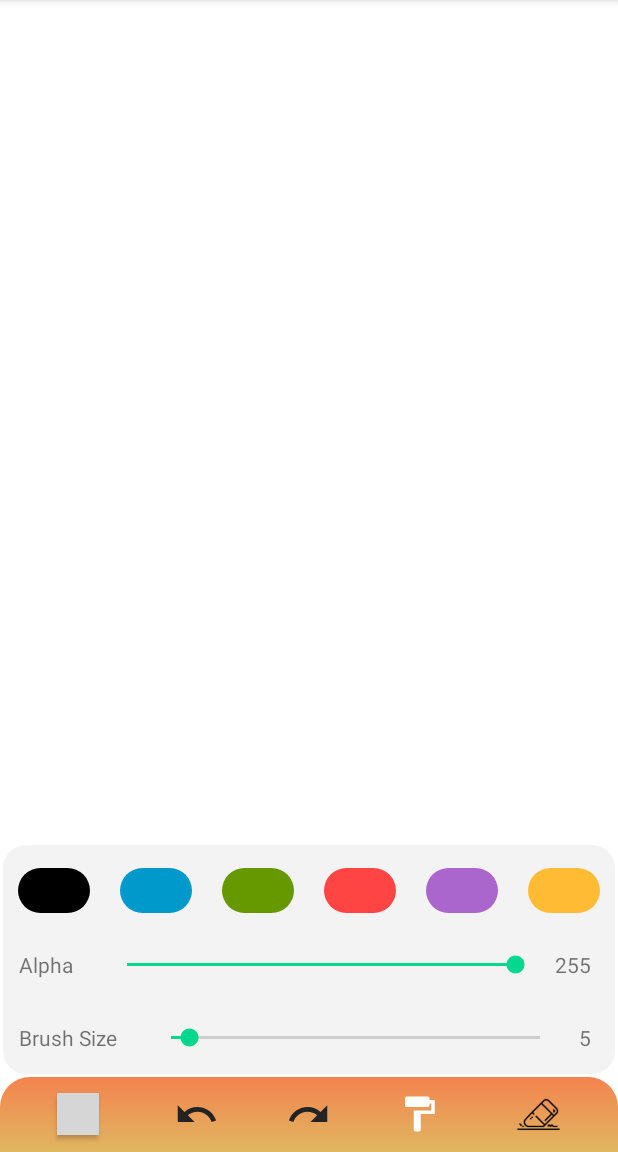
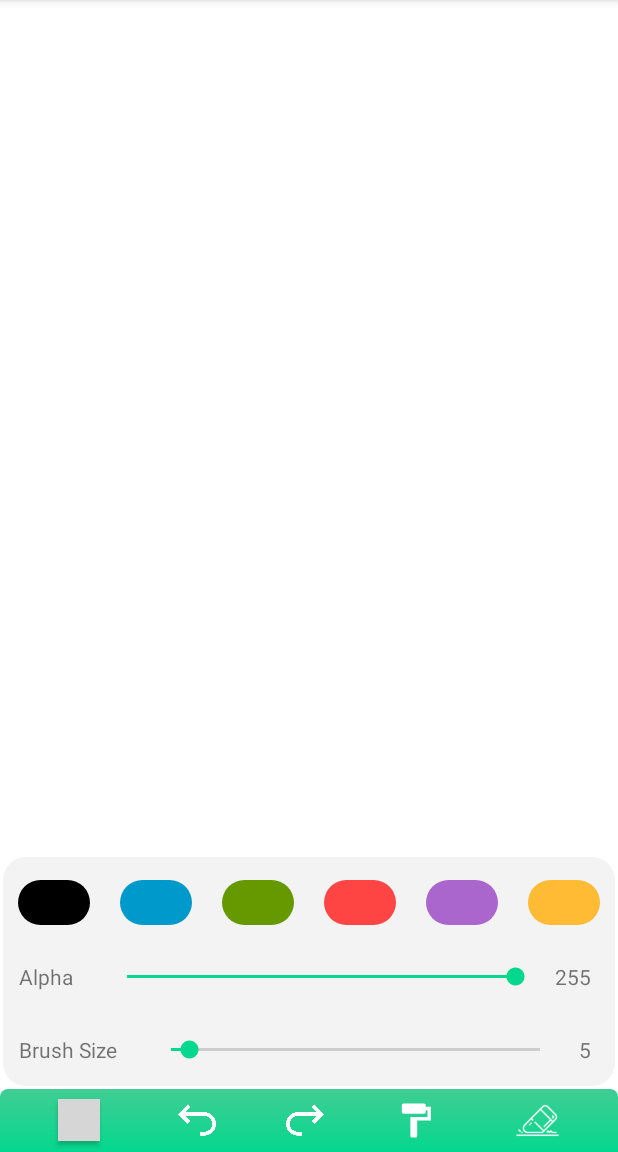
Before and after one commit to TechnicalMeaw/Paint_Buddy, an Android app: the MainActivity screen opened directly, with no data from a screen before it, after a tap on an icon or button, on a phone screen of 412 x 824 dp, the part 84-1236 px from its top. Run offline under Robolectric (Android 15) with nearby library versions, the light colour scheme and no system bars; our stand-ins replace Firebase (no records; nobody signed in at launch, a user with empty details on screens opened directly); Roboto replaces fonts that are not available here; grey boxes are pictures that could not be loaded.

Commit message:
Optimized Layout and handled drawining sharing links

```diff
--- a/app/src/main/java/com/example/paintbuddy/MainMenuActivity.kt
+++ b/app/src/main/java/com/example/paintbuddy/MainMenuActivity.kt
@@ -28,6 +28,11 @@ class MainMenuActivity : AppCompatActivity() {
             val intent = Intent(this, ViewDrawingInCanvas::class.java)
             startActivity(intent)
         }
+
+        fab.setOnClickListener {
+            val intent = Intent(this, MainActivity::class.java)
+            startActivity(intent)
+        }
     }
 
 
--- a/app/src/main/res/drawable/color_doc.xml
+++ b/app/src/main/res/drawable/color_doc.xml
@@ -2,11 +2,11 @@
 <shape xmlns:android="http://schemas.android.com/apk/res/android">
 
     <corners
-        android:topLeftRadius="20dp"
-        android:topRightRadius="20dp"/>
+        android:topLeftRadius="5dp"
+        android:topRightRadius="5dp"/>
     <gradient
-        android:endColor="#F3834E"
-        android:startColor="#E1B761"
+        android:endColor="@color/colorPrimary"
+        android:startColor="@color/colorAccent"
         android:angle="90"/>
 
 </shape>
--- /dev/null
+++ b/app/src/main/res/drawable/ic_baseline_add_24.xml
@@ -0,0 +1,5 @@
+<vector android:height="24dp" android:tint="#FFFFFF"
+    android:viewportHeight="24" android:viewportWidth="24"
+    android:width="24dp" xmlns:android="http://schemas.android.com/apk/res/android">
+    <path android:fillColor="@android:color/white" android:pathData="M19,13h-6v6h-2v-6H5v-2h6V5h2v6h6v2z"/>
+</vector>
--- a/app/src/main/res/layout-v26/activity_main.xml
+++ b/app/src/main/res/layout-v26/activity_main.xml
@@ -20,7 +20,7 @@
         android:id="@+id/canvas"
         android:layout_width="match_parent"
         android:layout_height="match_parent"
-        android:layout_above="@id/toolDoc"
+        android:layout_above="@id/toolPane"
         />
 
 
@@ -28,7 +28,7 @@
         android:id="@+id/sliderWindow"
         android:layout_width="match_parent"
         android:layout_height="wrap_content"
-        android:layout_above="@+id/toolDoc"
+        android:layout_above="@+id/toolPane"
         android:layout_margin="2dp"
         android:orientation="vertical"
         android:visibility="gone"
@@ -163,7 +163,8 @@
             android:layout_alignBottom="@+id/canvas"
             android:layout_margin="5dp"
             android:orientation="horizontal"
-            android:weightSum="25">
+            android:weightSum="25"
+            android:elevation="5dp">
 
             <TextView
                 android:layout_width="wrap_content"
@@ -196,17 +197,18 @@
 
 
 
-    <androidx.constraintlayout.widget.ConstraintLayout
-        android:id="@+id/toolDoc"
-        android:layout_width="match_parent"
-        android:layout_height="50dp"
-        android:background="@drawable/color_doc"
-        android:layout_alignParentBottom="true"/>
+<!--    <androidx.constraintlayout.widget.ConstraintLayout-->
+<!--        android:id="@+id/toolDoc"-->
+<!--        android:layout_width="match_parent"-->
+<!--        android:layout_height="40dp"-->
+<!--        android:background="@drawable/color_doc"-->
+<!--        android:layout_alignParentBottom="true"/>-->
 
     <LinearLayout
         android:id="@+id/toolPane"
         android:layout_width="match_parent"
-        android:layout_height="50dp"
+        android:layout_height="42dp"
+        android:background="@drawable/color_doc"
         android:layout_alignParentBottom="true"
         android:paddingStart="10dp"
         android:paddingEnd="10dp"
@@ -245,10 +247,11 @@
 
             <Button
                 android:id="@+id/undoToolBtn"
-                android:layout_width="30dp"
-                android:layout_height="30dp"
+                android:layout_width="25dp"
+                android:layout_height="25dp"
                 android:layout_gravity="center"
-                android:background="@drawable/ic_baseline_undo_24"
+                android:background="@drawable/undo_1"
+                android:backgroundTint="@color/eraser"
                 app:layout_constraintBottom_toBottomOf="parent"
                 app:layout_constraintEnd_toEndOf="parent"
                 app:layout_constraintStart_toStartOf="parent"
@@ -265,11 +268,11 @@
 
             <Button
                 android:id="@+id/redoToolBtn"
-                android:layout_width="30dp"
-                android:layout_height="30dp"
+                android:layout_width="25dp"
+                android:layout_height="25dp"
                 android:layout_gravity="center"
-                android:background="@drawable/ic_baseline_redo_24"
-
+                android:background="@drawable/redo_1"
+                android:backgroundTint="@color/eraser"
                 app:layout_constraintBottom_toBottomOf="parent"
                 app:layout_constraintEnd_toEndOf="parent"
                 app:layout_constraintStart_toStartOf="parent"
@@ -285,8 +288,8 @@
 
             <Button
                 android:id="@+id/backgroundToolBtn"
-                android:layout_width="28dp"
-                android:layout_height="28dp"
+                android:layout_width="27dp"
+                android:layout_height="27dp"
                 android:layout_gravity="center"
                 android:background="@drawable/ic_background_paint_24"
                 app:layout_constraintBottom_toBottomOf="parent"
@@ -309,6 +312,7 @@
                 android:layout_gravity="center"
                 android:layout_margin="5dp"
                 android:background="@drawable/eraser"
+                android:backgroundTint="@color/eraser"
                 android:onClick="erase"
                 app:layout_constraintBottom_toBottomOf="parent"
                 app:layout_constraintEnd_toEndOf="parent"
@@ -324,7 +328,7 @@
         android:layout_width="match_parent"
         android:layout_height="wrap_content"
         android:layout_margin="2dp"
-        android:layout_above="@+id/toolDoc"
+        android:layout_above="@+id/toolPane"
         android:background="@drawable/background_round"
         android:backgroundTint="@color/dark_white"
         android:visibility="gone">
--- a/app/src/main/res/layout/activity_main.xml
+++ b/app/src/main/res/layout/activity_main.xml
@@ -4,8 +4,8 @@
     xmlns:tools="http://schemas.android.com/tools"
     android:layout_width="match_parent"
     android:layout_height="match_parent"
-    tools:context=".MainActivity"
-    android:background="#FFFFFF">
+    tools:context=".MainActivity">
+
 
 
     <androidx.constraintlayout.widget.ConstraintLayout
@@ -20,7 +20,7 @@
         android:id="@+id/canvas"
         android:layout_width="match_parent"
         android:layout_height="match_parent"
-        android:layout_above="@id/toolDoc"
+        android:layout_above="@id/toolPane"
         />
 
 
@@ -28,7 +28,7 @@
         android:id="@+id/sliderWindow"
         android:layout_width="match_parent"
         android:layout_height="wrap_content"
-        android:layout_above="@+id/toolDoc"
+        android:layout_above="@+id/toolPane"
         android:layout_margin="2dp"
         android:orientation="vertical"
         android:visibility="gone"
@@ -71,7 +71,7 @@
                 android:layout_width="30dp"
                 android:layout_height="30dp"
                 android:layout_gravity="center"
-                android:backgroundTint="@android:color/holo_green_light"
+                android:backgroundTint="@android:color/holo_green_dark"
                 android:background="@drawable/color_btn"
                 android:elevation="2dp"
                 android:layout_margin="10dp"
@@ -163,7 +163,8 @@
             android:layout_alignBottom="@+id/canvas"
             android:layout_margin="5dp"
             android:orientation="horizontal"
-            android:weightSum="25">
+            android:weightSum="25"
+            android:elevation="5dp">
 
             <TextView
                 android:layout_width="wrap_content"
@@ -196,19 +197,18 @@
 
 
 
-
-
-    <androidx.constraintlayout.widget.ConstraintLayout
-        android:id="@+id/toolDoc"
-        android:layout_width="match_parent"
-        android:layout_height="50dp"
-        android:background="@drawable/color_doc"
-        android:layout_alignParentBottom="true"/>
+    <!--    <androidx.constraintlayout.widget.ConstraintLayout-->
+    <!--        android:id="@+id/toolDoc"-->
+    <!--        android:layout_width="match_parent"-->
+    <!--        android:layout_height="40dp"-->
+    <!--        android:background="@drawable/color_doc"-->
+    <!--        android:layout_alignParentBottom="true"/>-->
 
     <LinearLayout
         android:id="@+id/toolPane"
         android:layout_width="match_parent"
-        android:layout_height="50dp"
+        android:layout_height="42dp"
+        android:background="@drawable/color_doc"
         android:layout_alignParentBottom="true"
         android:paddingStart="10dp"
         android:paddingEnd="10dp"
@@ -247,10 +247,11 @@
 
             <Button
                 android:id="@+id/undoToolBtn"
-                android:layout_width="30dp"
-                android:layout_height="30dp"
+                android:layout_width="25dp"
+                android:layout_height="25dp"
                 android:layout_gravity="center"
-                android:background="@drawable/ic_baseline_undo_24"
+                android:background="@drawable/undo_1"
+                android:backgroundTint="@color/eraser"
                 app:layout_constraintBottom_toBottomOf="parent"
                 app:layout_constraintEnd_toEndOf="parent"
                 app:layout_constraintStart_toStartOf="parent"
@@ -267,11 +268,11 @@
 
             <Button
                 android:id="@+id/redoToolBtn"
-                android:layout_width="30dp"
-                android:layout_height="30dp"
+                android:layout_width="25dp"
+                android:layout_height="25dp"
                 android:layout_gravity="center"
-                android:background="@drawable/ic_baseline_redo_24"
-
+                android:background="@drawable/redo_1"
+                android:backgroundTint="@color/eraser"
                 app:layout_constraintBottom_toBottomOf="parent"
                 app:layout_constraintEnd_toEndOf="parent"
                 app:layout_constraintStart_toStartOf="parent"
@@ -287,8 +288,8 @@
 
             <Button
                 android:id="@+id/backgroundToolBtn"
-                android:layout_width="28dp"
-                android:layout_height="28dp"
+                android:layout_width="27dp"
+                android:layout_height="27dp"
                 android:layout_gravity="center"
                 android:background="@drawable/ic_background_paint_24"
                 app:layout_constraintBottom_toBottomOf="parent"
@@ -311,6 +312,7 @@
                 android:layout_gravity="center"
                 android:layout_margin="5dp"
                 android:background="@drawable/eraser"
+                android:backgroundTint="@color/eraser"
                 android:onClick="erase"
                 app:layout_constraintBottom_toBottomOf="parent"
                 app:layout_constraintEnd_toEndOf="parent"
@@ -326,7 +328,7 @@
         android:layout_width="match_parent"
         android:layout_height="wrap_content"
         android:layout_margin="2dp"
-        android:layout_above="@+id/toolDoc"
+        android:layout_above="@+id/toolPane"
         android:background="@drawable/background_round"
         android:backgroundTint="@color/dark_white"
         android:visibility="gone">
@@ -437,5 +439,4 @@
 
 
 
-
 </RelativeLayout>
--- a/app/src/main/res/menu/main_menu.xml
+++ b/app/src/main/res/menu/main_menu.xml
@@ -15,6 +15,13 @@
         android:title="Save"
         app:showAsAction="ifRoom" />
 
+    <item
+        android:id="@+id/shareBtn"
+        android:icon="?attr/actionModeShareDrawable"
+        android:iconTint="@color/eraser"
+        android:title="Share"
+        app:showAsAction="ifRoom"/>
+
 
     <item
         android:id="@+id/undoBtn"
```
Also changed, not shown: app/src/main/java/com/example/paintbuddy/MainActivity.kt (+16 -0 lines), app/src/main/java/com/example/paintbuddy/ViewDrawingInCanvas.kt (+9 -5 lines), app/src/main/res/layout/activity_main_menu.xml (+11 -0 lines), app/src/main/res/layout/draw_item_view.xml (added, +24 -0 lines), app/src/main/res/drawable-v24/redo_1.png (added), app/src/main/res/drawable-v24/undo_1.png (added).
